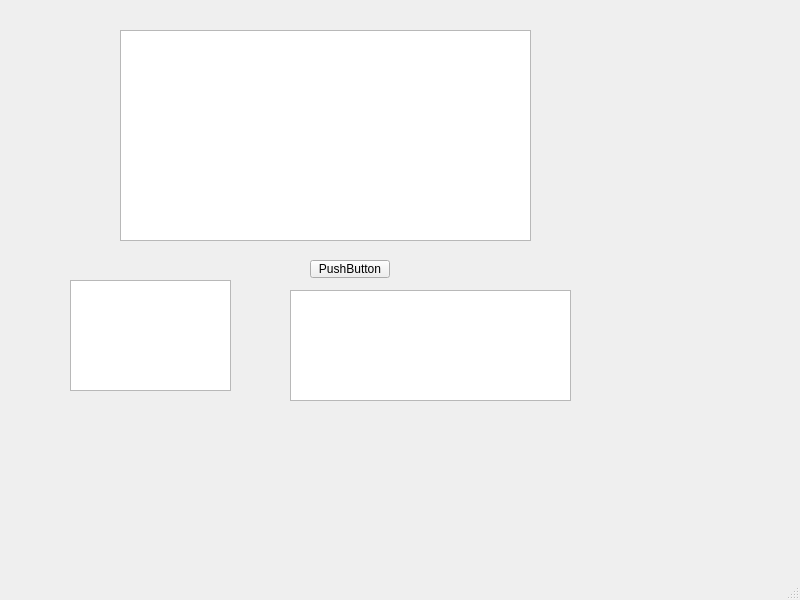
systemkin/monitor, file monitorGUI/mainwindow.ui: the form before one commit.
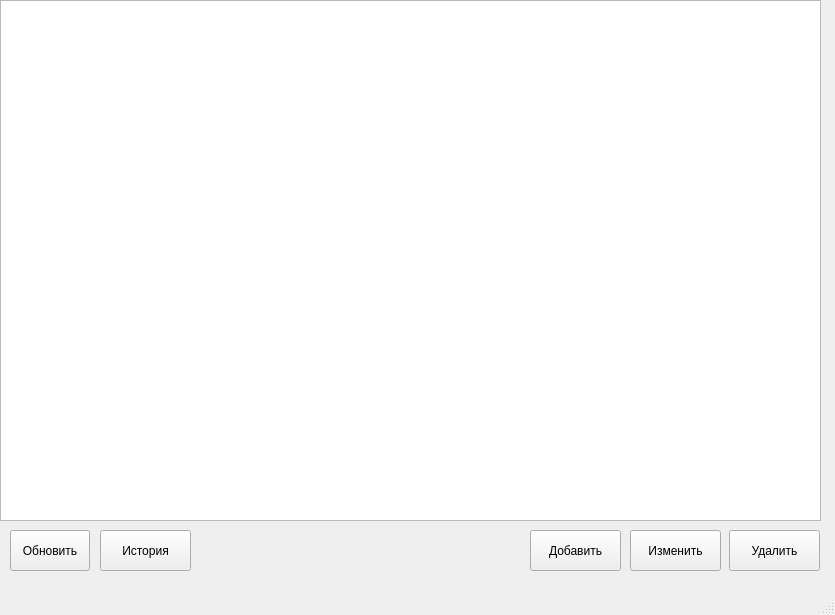
The form after the commit.

The edit to the form file:
```diff
--- a/monitorGUI/mainwindow.ui
+++ b/monitorGUI/mainwindow.ui
@@ -6,8 +6,8 @@
    <rect>
     <x>0</x>
     <y>0</y>
-    <width>800</width>
-    <height>600</height>
+    <width>835</width>
+    <height>615</height>
    </rect>
   </property>
   <property name="windowTitle">
@@ -17,44 +17,76 @@
    <widget class="QTableView" name="tableView">
     <property name="geometry">
      <rect>
-      <x>120</x>
-      <y>30</y>
-      <width>411</width>
-      <height>211</height>
+      <x>0</x>
+      <y>0</y>
+      <width>821</width>
+      <height>521</height>
      </rect>
     </property>
    </widget>
    <widget class="QPushButton" name="pushButton">
     <property name="geometry">
      <rect>
-      <x>310</x>
-      <y>260</y>
+      <x>10</x>
+      <y>530</y>
       <width>80</width>
-      <height>18</height>
+      <height>41</height>
      </rect>
     </property>
     <property name="text">
-     <string>PushButton</string>
+     <string>Обновить</string>
     </property>
    </widget>
-   <widget class="QPlainTextEdit" name="label">
+   <widget class="QPushButton" name="buttonAdd">
     <property name="geometry">
      <rect>
-      <x>290</x>
-      <y>290</y>
-      <width>281</width>
-      <height>111</height>
+      <x>530</x>
+      <y>530</y>
+      <width>91</width>
+      <height>41</height>
      </rect>
     </property>
+    <property name="text">
+     <string>Добавить</string>
+    </property>
    </widget>
-   <widget class="QPlainTextEdit" name="label_2">
+   <widget class="QPushButton" name="buttonChange">
     <property name="geometry">
      <rect>
-      <x>70</x>
-      <y>280</y>
-      <width>161</width>
-      <height>111</height>
+      <x>630</x>
+      <y>530</y>
+      <width>91</width>
+      <height>41</height>
      </rect>
+    </property>
+    <property name="text">
+     <string>Изменить</string>
+    </property>
+   </widget>
+   <widget class="QPushButton" name="buttonDelete">
+    <property name="geometry">
+     <rect>
+      <x>729</x>
+      <y>530</y>
+      <width>91</width>
+      <height>41</height>
+     </rect>
+    </property>
+    <property name="text">
+     <string>Удалить</string>
+    </property>
+   </widget>
+   <widget class="QPushButton" name="buttonAdd_2">
+    <property name="geometry">
+     <rect>
+      <x>100</x>
+      <y>530</y>
+      <width>91</width>
+      <height>41</height>
+     </rect>
+    </property>
+    <property name="text">
+     <string>История</string>
     </property>
    </widget>
   </widget>
```
Left out of the diff: 2 changed lines with no effect on the pictures.
